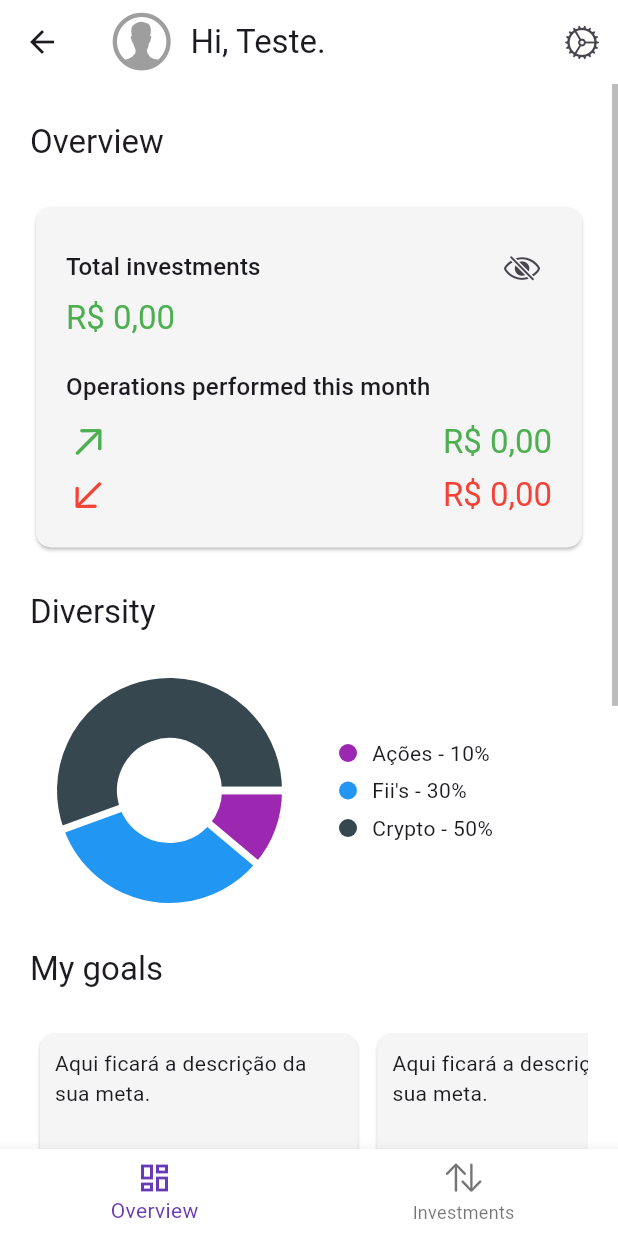
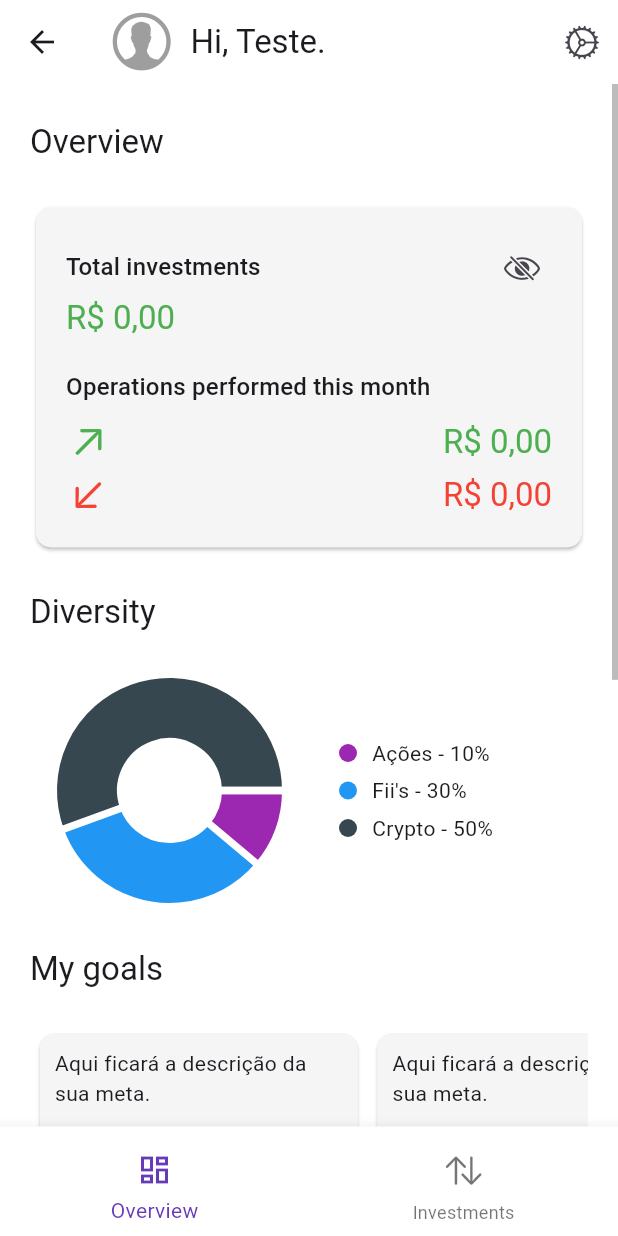
Before and after one commit to eduardoazvd17/investhelper, a Flutter app: the InvestmentsPage screen opened by its route, on a phone screen of 412 x 824 dp. Run offline on Flutter 3.47's test engine with Material 3 defaults, Android fonts, the phone set to English and light mode, and no system bars; drawn by our look-alikes of fl_chart; our stand-ins replace firebase_core, lottie; accounts and stored records are empty; generated files the repository leaves out were written again.

Commit message:
Adjusting bottom bar

```diff
--- a/lib/src/features/investments/views/investments_page.dart
+++ b/lib/src/features/investments/views/investments_page.dart
@@ -80,11 +80,17 @@ class _InvestmentsPageState extends State<InvestmentsPage> {
         onTap: (int? index) => setState(() => _currentPage = index ?? 0),
         items: [
           BottomNavigationBarItem(
-            icon: const Icon(Icons.dashboard_outlined),
+            icon: const Padding(
+              padding: EdgeInsets.only(top: 10, bottom: 5),
+              child: Icon(Icons.dashboard_outlined),
+            ),
             label: AppLocalizations.of(context)!.overview,
           ),
           BottomNavigationBarItem(
-            icon: const Icon(CupertinoIcons.arrow_up_arrow_down),
+            icon: const Padding(
+              padding: EdgeInsets.only(top: 10, bottom: 5),
+              child: Icon(CupertinoIcons.arrow_up_arrow_down),
+            ),
             label: AppLocalizations.of(context)!.investments,
           ),
         ],
```
